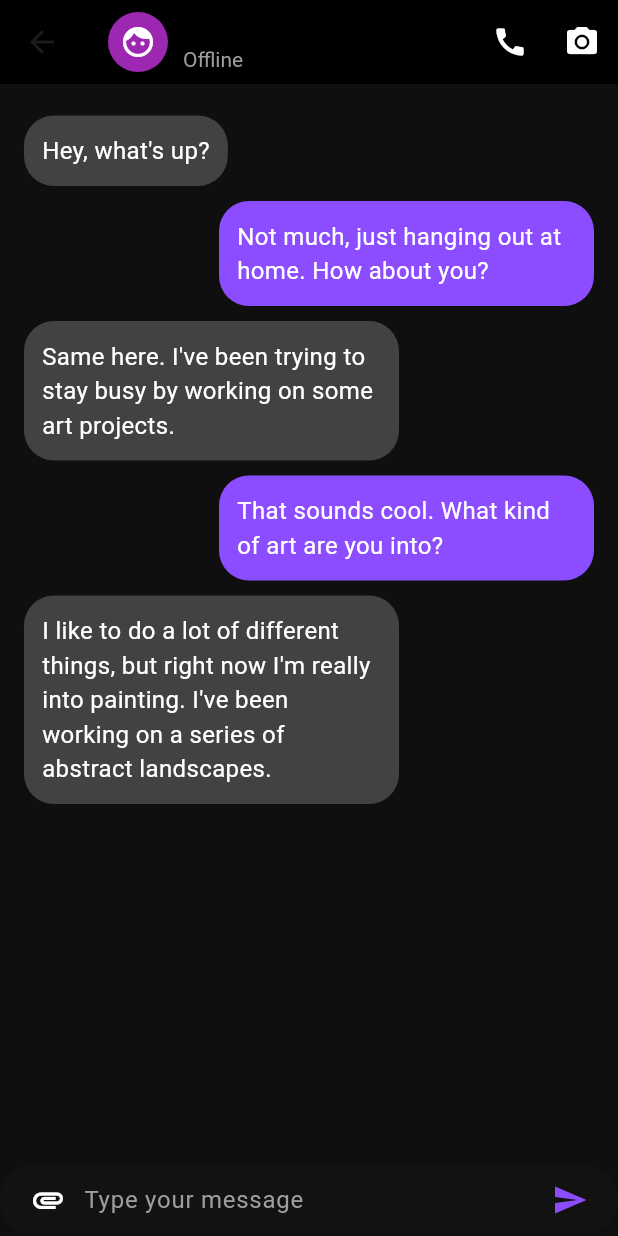
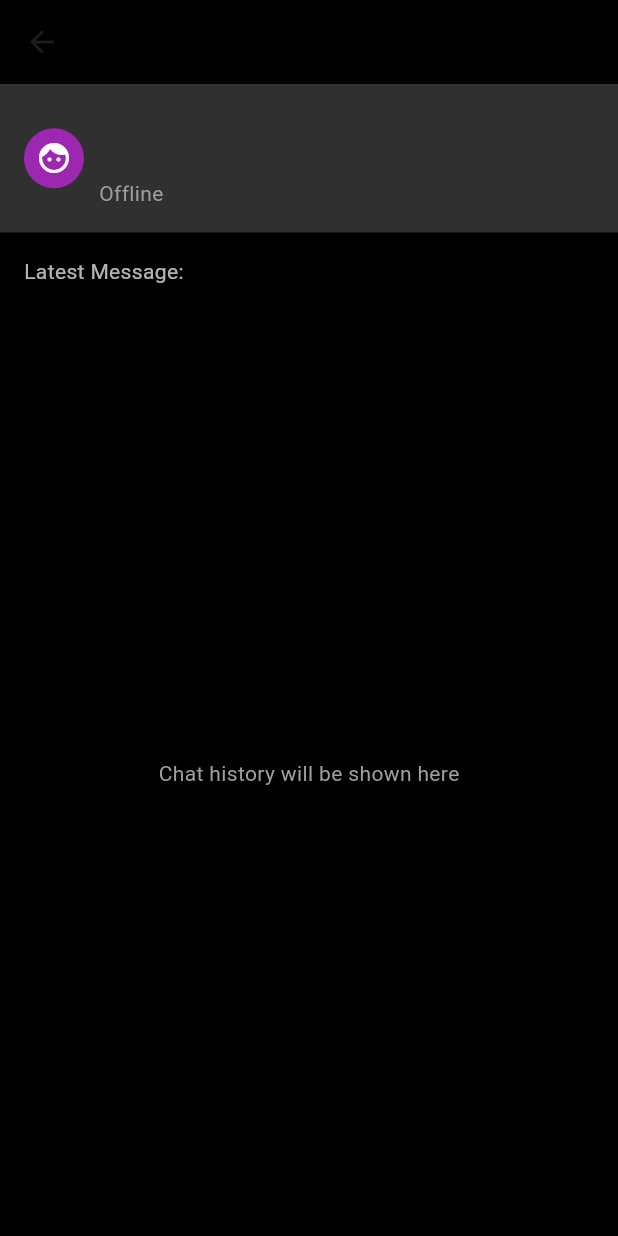
Before and after one commit to Hammad-Zero/ChatApp, a Flutter app: the ChatDetailScreen screen opened directly with empty values, on a phone screen of 412 x 824 dp. Run offline on Flutter 3.47's test engine with Material 3 defaults, Android fonts, the phone set to English and light mode, and no system bars; our stand-ins replace cloud_firestore, firebase_auth, firebase_core; accounts and stored records are empty.

Commit message:
Changes till chat screen

```diff
--- a/lib/chatdetail.dart
+++ b/lib/chatdetail.dart
@@ -2,18 +2,31 @@ import 'package:flutter/material.dart';
 
 class ChatDetailScreen extends StatelessWidget {
   final String userName;
+  final String phoneNumber;
   final bool isActive;
+  final String latestMessage;
 
-  ChatDetailScreen({required this.userName, required this.isActive});
+  ChatDetailScreen({
+    required this.userName,
+    required this.phoneNumber,
+    required this.isActive,
+    required this.latestMessage,
+  });
 
   @override
   Widget build(BuildContext context) {
     return Scaffold(
+      appBar: AppBar(
+        title: Text(userName, style: TextStyle(color: Colors.white)),
         backgroundColor: Colors.black,
-      appBar: AppBar(
-        backgroundColor: Colors.transparent,
-        elevation: 0,
-        title: Row(
+      ),
+      body: Column(
+        children: [
+          // Display chat header with user details
+          Container(
+            padding: EdgeInsets.all(16),
+            color: Colors.grey[850],
+            child: Row(
               children: [
                 CircleAvatar(
                   backgroundColor: Colors.purple,
@@ -27,142 +40,48 @@ class ChatDetailScreen extends StatelessWidget {
                       userName,
                       style: TextStyle(color: Colors.white, fontSize: 18),
                     ),
-                if (isActive)
                     Text(
-                    'Active',
-                    style: TextStyle(color: Colors.greenAccent, fontSize: 14),
-                  )
-                else
+                      phoneNumber,
+                      style: TextStyle(color: Colors.grey, fontSize: 14),
+                    ),
                     Text(
-                    'Offline',
-                    style: TextStyle(color: Colors.grey, fontSize: 14),
+                      isActive ? 'Online' : 'Offline',
+                      style: TextStyle(
+                        color: isActive ? Colors.green : Colors.grey,
+                        fontSize: 14,
+                      ),
                     ),
                   ],
                 ),
               ],
             ),
-        actions: [
-          IconButton(
-            icon: Icon(Icons.call, color: Colors.white),
-            onPressed: () {
-              // Handle call button press
-            },
           ),
-          IconButton(
-            icon: Icon(Icons.camera_alt, color: Colors.white),
-            onPressed: () {
-              // Handle camera button press
-            },
+          // Display the latest message
+          Padding(
+            padding: EdgeInsets.all(16.0),
+            child: Align(
+              alignment: Alignment.centerLeft,
+              child: Text(
+                "Latest Message: $latestMessage",
+                style: TextStyle(color: Colors.white70),
+              ),
+            ),
+          ),
+          // Add message sending and chat display functionality here
+          Expanded(
+            child: Container(
+              color: Colors.black,
+              child: Center(
+                child: Text(
+                  "Chat history will be shown here",
+                  style: TextStyle(color: Colors.grey),
+                ),
+              ),
+            ),
           ),
         ],
       ),
-      body: Container(
-        decoration: BoxDecoration(
-          gradient: LinearGradient(
-            colors: [Color(0xFFFFFFF), Color(0xFFFFFFF)],
-            begin: Alignment.topCenter,
-            end: Alignment.bottomCenter,
-          ),
-        ),
-        child: Column(
-          children: [
-            Expanded(
-              child: ListView(
-                padding: EdgeInsets.all(16.0),
-                children: [
-                  buildMessage(
-                    message: 'Hey, what\'s up?',
-                    isReceived: true,
-                    time: 'Today',
-                  ),
-                  buildMessage(
-                    message: 'Not much, just hanging out at home. How about you?',
-                    isReceived: false,
-                    time: 'Today',
-                  ),
-                  buildMessage(
-                    message: 'Same here. I\'ve been trying to stay busy by working on some art projects.',
-                    isReceived: true,
-                    time: 'Today',
-                  ),
-                  buildMessage(
-                    message: 'That sounds cool. What kind of art are you into?',
-                    isReceived: false,
-                    time: 'Today',
-                  ),
-                  buildMessage(
-                    message: 'I like to do a lot of different things, but right now I\'m really into painting. I\'ve been working on a series of abstract landscapes.',
-                    isReceived: true,
-                    time: 'Today',
-                  ),
-                ],
-              ),
-            ),
-            buildMessageInput(),
-          ],
-        ),
-      ),
-    );
-  }
-
-  Widget buildMessage({required String message, required bool isReceived, required String time}) {
-    return Align(
-      alignment: isReceived ? Alignment.centerLeft : Alignment.centerRight,
-      child: Container(
-        margin: EdgeInsets.symmetric(vertical: 5),
-        padding: EdgeInsets.all(12),
-        decoration: BoxDecoration(
-          color: isReceived ? Colors.grey[800] : Color(0xFF8B4DFF),
-          borderRadius: BorderRadius.circular(20),
-        ),
-        constraints: BoxConstraints(maxWidth: 250),
-        child: Column(
-          crossAxisAlignment:
-          isReceived ? CrossAxisAlignment.start : CrossAxisAlignment.end,
-          children: [
-            Text(
-              message,
-              style: TextStyle(color: Colors.white, fontSize: 16),
-            ),
-          ],
-        ),
-      ),
-    );
-  }
-
-  Widget buildMessageInput() {
-    return Container(
-      padding: EdgeInsets.symmetric(horizontal: 8.0),
-      decoration: BoxDecoration(
-        color: Color(0xFF121212),
-        borderRadius: BorderRadius.circular(30),
-      ),
-      child: Row(
-        children: [
-          IconButton(
-            icon: Icon(Icons.attachment, color: Colors.white),
-            onPressed: () {
-              // Handle attachment button press
-            },
-          ),
-          Expanded(
-            child: TextField(
-              style: TextStyle(color: Colors.white),
-              decoration: InputDecoration(
-                hintText: 'Type your message',
-                hintStyle: TextStyle(color: Colors.grey),
-                border: InputBorder.none,
-              ),
-            ),
-          ),
-          IconButton(
-            icon: Icon(Icons.send, color: Color(0xFF8B4DFF)),
-            onPressed: () {
-              // Handle send button press
-            },
-          ),
-        ],
-      ),
+      backgroundColor: Colors.black,
     );
   }
 }
--- a/lib/messagelist.dart
+++ b/lib/messagelist.dart
@@ -1,21 +1,12 @@
 import 'package:flutter/material.dart';
-
+import 'package:firebase_auth/firebase_auth.dart';
+import 'package:cloud_firestore/cloud_firestore.dart';
 import 'chatdetail.dart';
 
 class ChatScreen extends StatelessWidget {
-  final List<Map<String, dynamic>> recentChats = [
-    {'userName': 'Harper', 'isActive': true, 'message': 'Hey, what\'s up?', 'time': '4 min'},
-    {'userName': 'Isabelle', 'isActive': false, 'message': 'That sounds cool. What...', 'time': '35 min'},
-    {'userName': 'Alexander', 'isActive': true, 'message': 'I like to do a lot of different...', 'time': '39 min'},
-    // Add more recent chats here
-  ];
-
-  final List<Map<String, dynamic>> allChats = [
-    {'userName': 'Olivia', 'isActive': false, 'message': 'I\'ll see you tomorrow!', 'time': '1 hr'},
-    {'userName': 'Sophia', 'isActive': false, 'message': 'Can you send the files?', 'time': '2 hrs'},
-    {'userName': 'Liam', 'isActive': true, 'message': 'I\'m on my way!', 'time': '3 hrs'},
-    // Add more chats for full list
-  ];
+  // Firebase references
+  final FirebaseAuth _auth = FirebaseAuth.instance;
+  final FirebaseFirestore _firestore = FirebaseFirestore.instance;
 
   @override
   Widget build(BuildContext context) {
@@ -27,12 +18,29 @@ class ChatScreen extends StatelessWidget {
         elevation: 0,
         actions: [
           IconButton(
-            icon: Icon(Icons.more_vert, color: Colors.white),
-            onPressed: () {},
+            icon: Icon(Icons.add, color: Colors.white),  // New Message button
+            onPressed: () {
+              // TODO: Show all contacts saved in mobile phone and check Firebase
+            },
           ),
         ],
       ),
-      body: Container(
+      body: StreamBuilder(
+        stream: _firestore.collection('chats').snapshots(),  // Fetch chats from Firebase
+        builder: (context, snapshot) {
+          if (!snapshot.hasData) {
+            return Center(child: CircularProgressIndicator());
+          }
+
+          var chats = snapshot.data.docs;
+
+          // Sort chats by timestamp (latest at the top)
+          chats.sort((a, b) => b['timestamp'].compareTo(a['timestamp']));
+
+          // Get the top 3 recent chats
+          var recentChats = chats.take(3).toList();
+
+          return Container(
             decoration: BoxDecoration(
               gradient: LinearGradient(
                 colors: [Color(0xFFFFFFF), Color(0xFFFFFFF)],
@@ -71,7 +79,7 @@ class ChatScreen extends StatelessWidget {
                 ),
                 // Recent chats list
                 Container(
-              height: 100,  // Height for recent chats section
+                  height: 100,
                   child: ListView.builder(
                     scrollDirection: Axis.horizontal,
                     itemCount: recentChats.length,
@@ -79,13 +87,14 @@ class ChatScreen extends StatelessWidget {
                       final chat = recentChats[index];
                       return GestureDetector(
                         onTap: () {
-                      // Navigate to ChatDetailScreen when a recent chat is tapped
                           Navigator.push(
                             context,
                             MaterialPageRoute(
                               builder: (context) => ChatDetailScreen(
                                 userName: chat['userName'],
+                                phoneNumber: chat['phoneNumber'],
                                 isActive: chat['isActive'],
+                                latestMessage: chat['latestMessage'],
                               ),
                             ),
                           );
@@ -103,6 +112,10 @@ class ChatScreen extends StatelessWidget {
                                 chat['userName'],
                                 style: TextStyle(color: Colors.white),
                               ),
+                              Text(
+                                chat['phoneNumber'],  // Show phone number
+                                style: TextStyle(color: Colors.grey),
+                              ),
                             ],
                           ),
                         ),
@@ -110,7 +123,6 @@ class ChatScreen extends StatelessWidget {
                     },
                   ),
                 ),
-            // Divider between recent chats and all chats
                 Divider(color: Colors.grey[700], thickness: 1, indent: 16, endIndent: 16),
                 // All chats heading
                 Padding(
@@ -124,9 +136,9 @@ class ChatScreen extends StatelessWidget {
                 Expanded(
                   child: ListView.builder(
                     padding: EdgeInsets.symmetric(vertical: 10),
-                itemCount: allChats.length,
+                    itemCount: chats.length,
                     itemBuilder: (context, index) {
-                  final chat = allChats[index];
+                      final chat = chats[index];
                       return ListTile(
                         leading: CircleAvatar(
                           backgroundColor: Colors.purple,
@@ -137,21 +149,22 @@ class ChatScreen extends StatelessWidget {
                           style: TextStyle(color: Colors.white),
                         ),
                         subtitle: Text(
-                      chat['message'],
+                          chat['latestMessage'],  // Show the latest message
                           style: TextStyle(color: Colors.grey),
                         ),
                         trailing: Text(
-                      chat['time'],
+                          chat['time'],  // Show message time
                           style: TextStyle(color: Colors.grey),
                         ),
                         onTap: () {
-                      // Navigate to ChatDetailScreen when a chat is tapped
                           Navigator.push(
                             context,
                             MaterialPageRoute(
                               builder: (context) => ChatDetailScreen(
                                 userName: chat['userName'],
+                                phoneNumber: chat['phoneNumber'],
                                 isActive: chat['isActive'],
+                                latestMessage: chat['latestMessage'],
                               ),
                             ),
                           );
@@ -162,6 +175,8 @@ class ChatScreen extends StatelessWidget {
                 ),
               ],
             ),
+          );
+        },
       ),
     );
   }
```
Also changed, not shown: 1 other file. Lines whose indentation alone changed are shown as unchanged.
